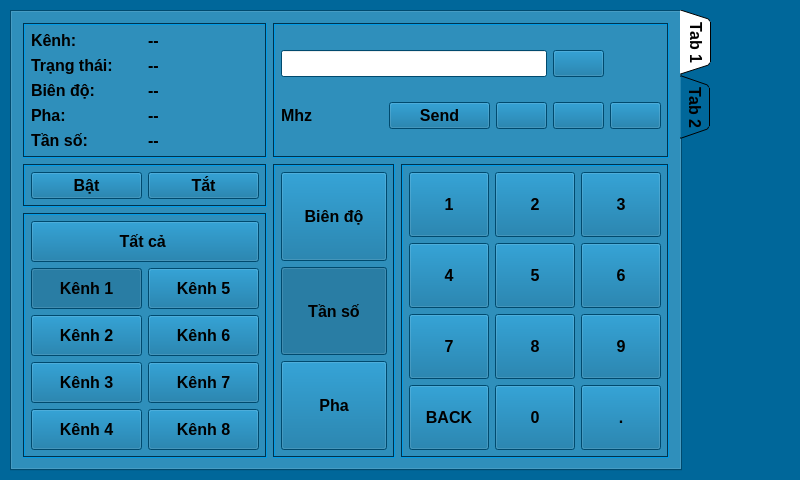
Old version of the form mainwindow.ui in the repository kimphg/rasPi.
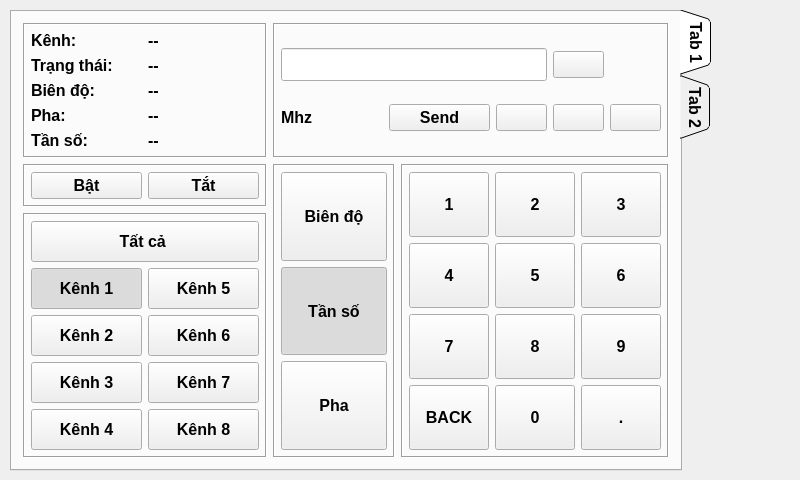
New version of the form. Icons and pictures are not drawn.

Commit message: blue and red

```diff
--- a/mainwindow.ui
+++ b/mainwindow.ui
@@ -10,421 +10,6 @@
     <height>480</height>
    </rect>
   </property>
-  <property name="palette">
-   <palette>
-    <active>
-     <colorrole role="WindowText">
-      <brush brushstyle="SolidPattern">
-       <color alpha="255">
-        <red>0</red>
-        <green>0</green>
-        <blue>0</blue>
-       </color>
-      </brush>
-     </colorrole>
-     <colorrole role="Button">
-      <brush brushstyle="SolidPattern">
-       <color alpha="255">
-        <red>0</red>
-        <green>103</green>
-        <blue>154</blue>
-       </color>
-      </brush>
-     </colorrole>
-     <colorrole role="Light">
-      <brush brushstyle="SolidPattern">
-       <color alpha="255">
-        <red>0</red>
-        <green>155</green>
-        <blue>231</blue>
-       </color>
-      </brush>
-     </colorrole>
-     <colorrole role="Midlight">
-      <brush brushstyle="SolidPattern">
-       <color alpha="255">
-        <red>0</red>
-        <green>129</green>
-        <blue>192</blue>
-       </color>
-      </brush>
-     </colorrole>
-     <colorrole role="Dark">
-      <brush brushstyle="SolidPattern">
-       <color alpha="255">
-        <red>0</red>
-        <green>51</green>
-        <blue>77</blue>
-       </color>
-      </brush>
-     </colorrole>
-     <colorrole role="Mid">
-      <brush brushstyle="SolidPattern">
-       <color alpha="255">
-        <red>0</red>
-        <green>68</green>
-        <blue>103</blue>
-       </color>
-      </brush>
-     </colorrole>
-     <colorrole role="Text">
-      <brush brushstyle="SolidPattern">
-       <color alpha="255">
-        <red>0</red>
-        <green>0</green>
-        <blue>0</blue>
-       </color>
-      </brush>
-     </colorrole>
-     <colorrole role="BrightText">
-      <brush brushstyle="SolidPattern">
-       <color alpha="255">
-        <red>255</red>
-        <green>255</green>
-        <blue>255</blue>
-       </color>
-      </brush>
-     </colorrole>
-     <colorrole role="ButtonText">
-      <brush brushstyle="SolidPattern">
-       <color alpha="255">
-        <red>0</red>
-        <green>0</green>
-        <blue>0</blue>
-       </color>
-      </brush>
-     </colorrole>
-     <colorrole role="Base">
-      <brush brushstyle="SolidPattern">
-       <color alpha="255">
-        <red>255</red>
-        <green>255</green>
-        <blue>255</blue>
-       </color>
-      </brush>
-     </colorrole>
-     <colorrole role="Window">
-      <brush brushstyle="SolidPattern">
-       <color alpha="255">
-        <red>0</red>
-        <green>103</green>
-        <blue>154</blue>
-       </color>
-      </brush>
-     </colorrole>
-     <colorrole role="Shadow">
-      <brush brushstyle="SolidPattern">
-       <color alpha="255">
-        <red>0</red>
-        <green>0</green>
-        <blue>0</blue>
-       </color>
-      </brush>
-     </colorrole>
-     <colorrole role="AlternateBase">
-      <brush brushstyle="SolidPattern">
-       <color alpha="255">
-        <red>127</red>
-        <green>179</green>
-        <blue>204</blue>
-       </color>
-      </brush>
-     </colorrole>
-     <colorrole role="ToolTipBase">
-      <brush brushstyle="SolidPattern">
-       <color alpha="255">
-        <red>255</red>
-        <green>255</green>
-        <blue>220</blue>
-       </color>
-      </brush>
-     </colorrole>
-     <colorrole role="ToolTipText">
-      <brush brushstyle="SolidPattern">
-       <color alpha="255">
-        <red>0</red>
-        <green>0</green>
-        <blue>0</blue>
-       </color>
-      </brush>
-     </colorrole>
-    </active>
-    <inactive>
-     <colorrole role="WindowText">
-      <brush brushstyle="SolidPattern">
-       <color alpha="255">
-        <red>0</red>
-        <green>0</green>
-        <blue>0</blue>
-       </color>
-      </brush>
-     </colorrole>
-     <colorrole role="Button">
-      <brush brushstyle="SolidPattern">
-       <color alpha="255">
-        <red>0</red>
-        <green>103</green>
-        <blue>154</blue>
-       </color>
-      </brush>
-     </colorrole>
-     <colorrole role="Light">
-      <brush brushstyle="SolidPattern">
-       <color alpha="255">
-        <red>0</red>
-        <green>155</green>
-        <blue>231</blue>
-       </color>
-      </brush>
-     </colorrole>
-     <colorrole role="Midlight">
-      <brush brushstyle="SolidPattern">
-       <color alpha="255">
-        <red>0</red>
-        <green>129</green>
-        <blue>192</blue>
-       </color>
-      </brush>
-     </colorrole>
-     <colorrole role="Dark">
-      <brush brushstyle="SolidPattern">
-       <color alpha="255">
-        <red>0</red>
-        <green>51</green>
-        <blue>77</blue>
-       </color>
-      </brush>
-     </colorrole>
-     <colorrole role="Mid">
-      <brush brushstyle="SolidPattern">
-       <color alpha="255">
-        <red>0</red>
-        <green>68</green>
-        <blue>103</blue>
-       </color>
-      </brush>
-     </colorrole>
-     <colorrole role="Text">
-      <brush brushstyle="SolidPattern">
-       <color alpha="255">
-        <red>0</red>
-        <green>0</green>
-        <blue>0</blue>
-       </color>
-      </brush>
-     </colorrole>
-     <colorrole role="BrightText">
-      <brush brushstyle="SolidPattern">
-       <color alpha="255">
-        <red>255</red>
-        <green>255</green>
-        <blue>255</blue>
-       </color>
-      </brush>
-     </colorrole>
-     <colorrole role="ButtonText">
-      <brush brushstyle="SolidPattern">
-       <color alpha="255">
-        <red>0</red>
-        <green>0</green>
-        <blue>0</blue>
-       </color>
-      </brush>
-     </colorrole>
-     <colorrole role="Base">
-      <brush brushstyle="SolidPattern">
-       <color alpha="255">
-        <red>255</red>
-        <green>255</green>
-        <blue>255</blue>
-       </color>
-      </brush>
-     </colorrole>
-     <colorrole role="Window">
-      <brush brushstyle="SolidPattern">
-       <color alpha="255">
-        <red>0</red>
-        <green>103</green>
-        <blue>154</blue>
-       </color>
-      </brush>
-     </colorrole>
-     <colorrole role="Shadow">
-      <brush brushstyle="SolidPattern">
-       <color alpha="255">
-        <red>0</red>
-        <green>0</green>
-        <blue>0</blue>
-       </color>
-      </brush>
-     </colorrole>
-     <colorrole role="AlternateBase">
-      <brush brushstyle="SolidPattern">
-       <color alpha="255">
-        <red>127</red>
-        <green>179</green>
-        <blue>204</blue>
-       </color>
-      </brush>
-     </colorrole>
-     <colorrole role="ToolTipBase">
-      <brush brushstyle="SolidPattern">
-       <color alpha="255">
-        <red>255</red>
-        <green>255</green>
-        <blue>220</blue>
-       </color>
-      </brush>
-     </colorrole>
-     <colorrole role="ToolTipText">
-      <brush brushstyle="SolidPattern">
-       <color alpha="255">
-        <red>0</red>
-        <green>0</green>
-        <blue>0</blue>
-       </color>
-      </brush>
-     </colorrole>
-    </inactive>
-    <disabled>
-     <colorrole role="WindowText">
-      <brush brushstyle="SolidPattern">
-       <color alpha="255">
-        <red>0</red>
-        <green>51</green>
-        <blue>77</blue>
-       </color>
-      </brush>
-     </colorrole>
-     <colorrole role="Button">
-      <brush brushstyle="SolidPattern">
-       <color alpha="255">
-        <red>0</red>
-        <green>103</green>
-        <blue>154</blue>
-       </color>
-      </brush>
-     </colorrole>
-     <colorrole role="Light">
-      <brush brushstyle="SolidPattern">
-       <color alpha="255">
-        <red>0</red>
-        <green>155</green>
-        <blue>231</blue>
-       </color>
-      </brush>
-     </colorrole>
-     <colorrole role="Midlight">
-      <brush brushstyle="SolidPattern">
-       <color alpha="255">
-        <red>0</red>
-        <green>129</green>
-        <blue>192</blue>
-       </color>
-      </brush>
-     </colorrole>
-     <colorrole role="Dark">
-      <brush brushstyle="SolidPattern">
-       <color alpha="255">
-        <red>0</red>
-        <green>51</green>
-        <blue>77</blue>
-       </color>
-      </brush>
-     </colorrole>
-     <colorrole role="Mid">
-      <brush brushstyle="SolidPattern">
-       <color alpha="255">
-        <red>0</red>
-        <green>68</green>
-        <blue>103</blue>
-       </color>
-      </brush>
-     </colorrole>
-     <colorrole role="Text">
-      <brush brushstyle="SolidPattern">
-       <color alpha="255">
-        <red>0</red>
-        <green>51</green>
-        <blue>77</blue>
-       </color>
-      </brush>
-     </colorrole>
-     <colorrole role="BrightText">
-      <brush brushstyle="SolidPattern">
-       <color alpha="255">
-        <red>255</red>
-        <green>255</green>
-        <blue>255</blue>
-       </color>
-      </brush>
-     </colorrole>
-     <colorrole role="ButtonText">
-      <brush brushstyle="SolidPattern">
-       <color alpha="255">
-        <red>0</red>
-        <green>51</green>
-        <blue>77</blue>
-       </color>
-      </brush>
-     </colorrole>
-     <colorrole role="Base">
-      <brush brushstyle="SolidPattern">
-       <color alpha="255">
-        <red>0</red>
-        <green>103</green>
-        <blue>154</blue>
-       </color>
-      </brush>
-     </colorrole>
-     <colorrole role="Window">
-      <brush brushstyle="SolidPattern">
-       <color alpha="255">
-        <red>0</red>
-        <green>103</green>
-        <blue>154</blue>
-       </color>
-      </brush>
-     </colorrole>
-     <colorrole role="Shadow">
-      <brush brushstyle="SolidPattern">
-       <color alpha="255">
-        <red>0</red>
-        <green>0</green>
-        <blue>0</blue>
-       </color>
-      </brush>
-     </colorrole>
-     <colorrole role="AlternateBase">
-      <brush brushstyle="SolidPattern">
-       <color alpha="255">
-        <red>0</red>
-        <green>103</green>
-        <blue>154</blue>
-       </color>
-      </brush>
-     </colorrole>
-     <colorrole role="ToolTipBase">
-      <brush brushstyle="SolidPattern">
-       <color alpha="255">
-        <red>255</red>
-        <green>255</green>
-        <blue>220</blue>
-       </color>
-      </brush>
-     </colorrole>
-     <colorrole role="ToolTipText">
-      <brush brushstyle="SolidPattern">
-       <color alpha="255">
-        <red>0</red>
-        <green>0</green>
-        <blue>0</blue>
-       </color>
-      </brush>
-     </colorrole>
-    </disabled>
-   </palette>
-  </property>
   <property name="font">
    <font>
     <pointsize>12</pointsize>
@@ -1054,7 +639,13 @@
           </widget>
          </item>
          <item row="0" column="0" colspan="3">
-          <widget class="QLineEdit" name="lineEdit"/>
+          <widget class="QLineEdit" name="lineEdit">
+           <property name="font">
+            <font>
+             <pointsize>16</pointsize>
+            </font>
+           </property>
+          </widget>
          </item>
         </layout>
        </widget>
```
The commit also changes 1 other file.
